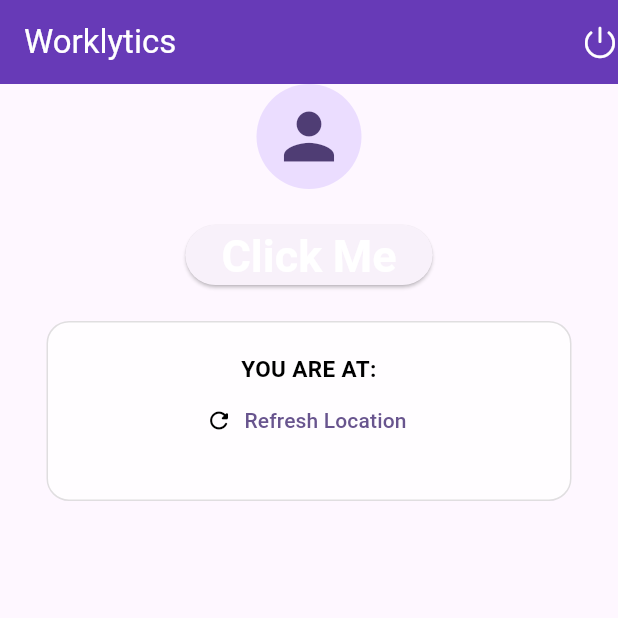
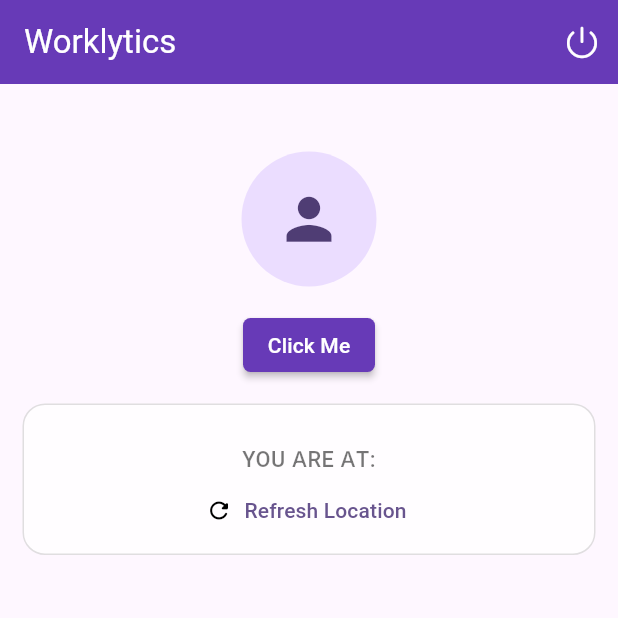
Before and after one commit to mohitpraja/WORKLYTICS--MUMBAIHACKS-2024-, a Flutter app: the screen it shows after launch, on a phone screen of 412 x 824 dp, the top half of it. Run offline on Flutter 3.47's test engine with Material 3 defaults, Android fonts, the light colour scheme and no system bars; our stand-ins replace cloud_firestore, firebase_storage, geocoding, geolocator, get, google_fonts and 4 more; accounts and stored records are empty; Roboto replaces fonts that are missing (Alata); statements that could not run were skipped.

Commit message:
home view done

```diff
--- a/lib/feature/user_view.dart
+++ b/lib/feature/user_view.dart
@@ -16,6 +16,7 @@
 import 'package:permission_handler/permission_handler.dart';
 import 'package:shared_preferences/shared_preferences.dart';
 import 'package:worklytics/core/colors.dart';
+import 'package:worklytics/core/fonts.dart';
 import 'package:worklytics/core/globals.dart';
 
 class UserView extends StatefulWidget {
@@ -79,54 +80,45 @@
               style: TextStyle(color: white),
             ),
             actions: <Widget>[
-              GestureDetector(
-                  onTap: () async {
+              IconButton(
+                  onPressed: () async {
                     SharedPreferences prefs =
                         await SharedPreferences.getInstance();
                     prefs.clear();
                   },
-                  child: Center(
-                    child: Icon(
+                  icon: Icon(
                     CupertinoIcons.power,
                     color: white,
-                    ),
                   )),
             ],
           ),
-          body: SingleChildScrollView(
+          body: Padding(
+            padding: const EdgeInsets.all(15),
             child: Column(
               children: [
-                Column(
-                  mainAxisAlignment: MainAxisAlignment.center,
-                  children: const [
-                    Stack(children: const [
-                      CircleAvatar(
-                        radius: 35,
+                const SizedBox(
+                  height: 30,
+                ),
+                const CircleAvatar(
+                  radius: 45,
                   child: Icon(
                     Icons.person,
-                          size: 50,
+                    size: 45,
                   ),
-                      )
-                    ]),
-                  ],
                 ),
                 const SizedBox(
-                  height: 20,
+                  height: 15,
                 ),
-                Row(
-                  mainAxisAlignment: MainAxisAlignment.center,
-                  children: [
-                    ElevatedButton(
-                        style: ElevatedButton.styleFrom(
-                            // primary: appColorTimeINMaster,
-                            textStyle: const TextStyle(
-                                fontSize: 30, fontWeight: FontWeight.bold)),
+                MaterialButton(
                     onPressed: () async {
                       _getCurrentLocation();
                       setState(() {
                         clickMeLoad = true;
                       });
                     },
+                    color: primaryColor,
+                    shape: RoundedRectangleBorder(
+                        borderRadius: BorderRadius.circular(5)),
                     child: clickMeLoad == false
                         ? const Text(
                             "Click Me",
@@ -136,14 +128,12 @@
                             child: CircularProgressIndicator(
                             color: white,
                           ))),
-                  ],
-                ),
-                const Padding(
-                  padding: EdgeInsets.all(10),
+                const SizedBox(
+                  height: 15,
                 ),
                 Container(
-                  width: 350,
-                  height: 120,
+                  width: double.infinity,
+                  padding: const EdgeInsets.all(5),
                   decoration: BoxDecoration(
                       color: Colors.white70,
                       borderRadius: BorderRadius.circular(15),
@@ -154,21 +144,18 @@
                     children: <Widget>[
                       const Padding(padding: EdgeInsets.only(top: 20)),
                       locLoad
-                          ? const CircularProgressIndicator(
-                              color: Colors.black,
-                            )
+                          ? const CircularProgressIndicator()
                           : Text(
                               'You are at: '.toUpperCase() +
                                   _currentAddress.toUpperCase(),
                               textAlign: TextAlign.center,
                               overflow: TextOverflow.visible,
-                              style: const TextStyle(
-                                fontWeight: FontWeight.bold,
-                                fontSize: 15,
-                                color: Colors.black,
+                              style: TextStyle(
+                                fontWeight: FontWeight.w500,
+                                fontSize: 14.5,
+                                fontFamily: FF.alata,
+                                color: Colors.black54,
                               )),
-                      // Text('Fake Location: $_isMockLocation'),
-                      // Text(' $_latitude , $_longitude'),
                       TextButton.icon(
                         onPressed: () {
                           setState(() {
```
Also changed, not shown: 1 other file. Lines whose indentation alone changed are shown as unchanged.
